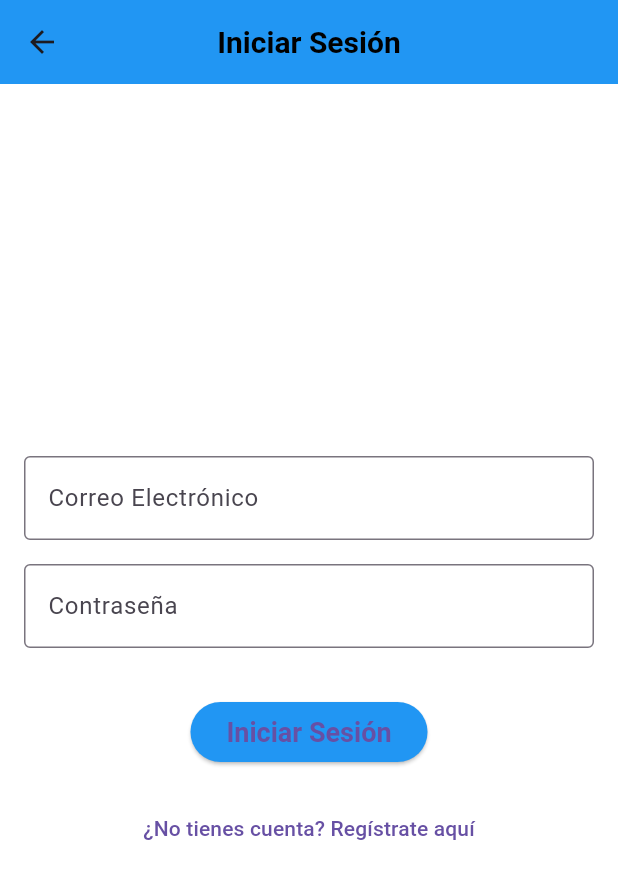
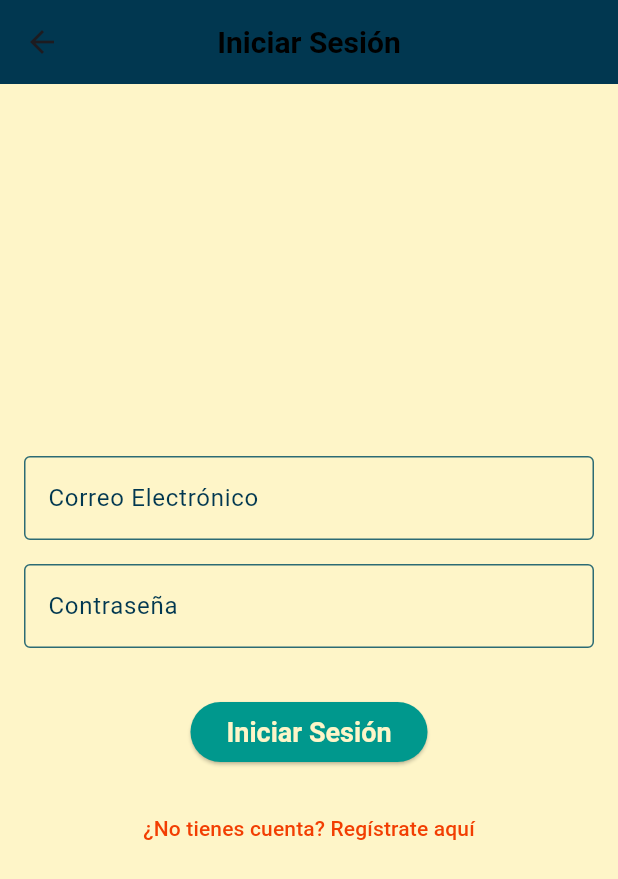
Before and after one commit to deisylop21/RentzMovil, a Flutter app: the screen it shows after launch, item 3 of the bottom bar chosen, on a phone screen of 412 x 824 dp. Shown: the top 879 px of the screen. Run offline on Flutter 3.47's test engine with Material 3 defaults, Android fonts, the phone set to English and light mode, and no system bars; our stand-ins replace shared_preferences; accounts and stored records are empty; network calls fail.

Commit message:
¡Todos somos cacahuates! (¡rock!)

```diff
--- a/src/lib/pages/login_page.dart
+++ b/src/lib/pages/login_page.dart
@@ -1,4 +1,3 @@
-// lib/pages/login_page.dart
 import 'package:flutter/material.dart';
 import 'package:provider/provider.dart'; // Importamos Provider
 import '../api/auth_api.dart';
@@ -48,9 +47,13 @@ class _LoginPageState extends State<LoginPage> {
   @override
   Widget build(BuildContext context) {
     return Scaffold(
+      // Cambiamos el color de fondo del Scaffold
+      backgroundColor: Color(0xFFFEF5C8),
       appBar: AppBar(
         title: Text("Iniciar Sesión"),
         centerTitle: true,
+        // Cambiamos el color de fondo del AppBar
+        backgroundColor: Color(0xFF013750),
       ),
       body: Padding(
         padding: const EdgeInsets.all(16.0),
@@ -61,7 +64,23 @@ class _LoginPageState extends State<LoginPage> {
               controller: _emailController,
               decoration: InputDecoration(
                 labelText: "Correo Electrónico",
+                labelStyle: TextStyle(
+                  // Cambiamos el color del texto del label
+                  color: Color(0xFF013750),
+                ),
                 border: OutlineInputBorder(),
+                enabledBorder: OutlineInputBorder(
+                  borderSide: BorderSide(
+                    // Cambiamos el color del borde del TextField
+                    color: Color(0xFF2C6B74),
+                  ),
+                ),
+                focusedBorder: OutlineInputBorder(
+                  borderSide: BorderSide(
+                    // Cambiamos el color del borde del TextField cuando está enfocado
+                    color: Color(0xFF00988D),
+                  ),
+                ),
               ),
               keyboardType: TextInputType.emailAddress,
             ),
@@ -70,7 +89,23 @@ class _LoginPageState extends State<LoginPage> {
               controller: _passwordController,
               decoration: InputDecoration(
                 labelText: "Contraseña",
+                labelStyle: TextStyle(
+                  // Cambiamos el color del texto del label
+                  color: Color(0xFF013750),
+                ),
                 border: OutlineInputBorder(),
+                enabledBorder: OutlineInputBorder(
+                  borderSide: BorderSide(
+                    // Cambiamos el color del borde del TextField
+                    color: Color(0xFF2C6B74),
+                  ),
+                ),
+                focusedBorder: OutlineInputBorder(
+                  borderSide: BorderSide(
+                    // Cambiamos el color del borde del TextField cuando está enfocado
+                    color: Color(0xFF00988D),
+                  ),
+                ),
               ),
               obscureText: true,
             ),
@@ -83,19 +118,34 @@ class _LoginPageState extends State<LoginPage> {
             SizedBox(height: 16),
             ElevatedButton(
               onPressed: _isLoading ? null : _login,
+              style: ElevatedButton.styleFrom(
+                // Cambiamos el color del botón
+                backgroundColor: Color(0xFF00988D),
+              ),
               child: _isLoading
                   ? CircularProgressIndicator(
                 valueColor: AlwaysStoppedAnimation<Color>(Colors.white),
               )
-                  : Text("Iniciar Sesión"),
-
+                  : Text(
+                "Iniciar Sesión",
+                style: TextStyle(
+                  // Cambiamos el color del texto del botón
+                  color: Color(0xFFFEF5C8),
+                ),
+              ),
             ),
             SizedBox(height: 16),
             TextButton(
               onPressed: () {
                 Navigator.pushNamed(context, '/register');
               },
-              child: Text("¿No tienes cuenta? Regístrate aquí"),
+              child: Text(
+                "¿No tienes cuenta? Regístrate aquí",
+                style: TextStyle(
+                  // Cambiamos el color del texto del botón de texto
+                  color: Color(0xFFF23E02),
+                ),
+              ),
             ),
           ],
         ),
--- /dev/null
+++ b/src/lib/pages/rentas_page.dart
@@ -0,0 +1,18 @@
+import 'package:flutter/material.dart';
+
+class RentasPage extends StatelessWidget {
+  @override
+  Widget build(BuildContext context) {
+    return Scaffold(
+      appBar: AppBar(
+        title: Text('Rentas'),
+      ),
+      body: Center(
+        child: Text(
+          'Esta es la página de rentas',
+          style: TextStyle(fontSize: 24),
+        ),
+      ),
+    );
+  }
+}
```
